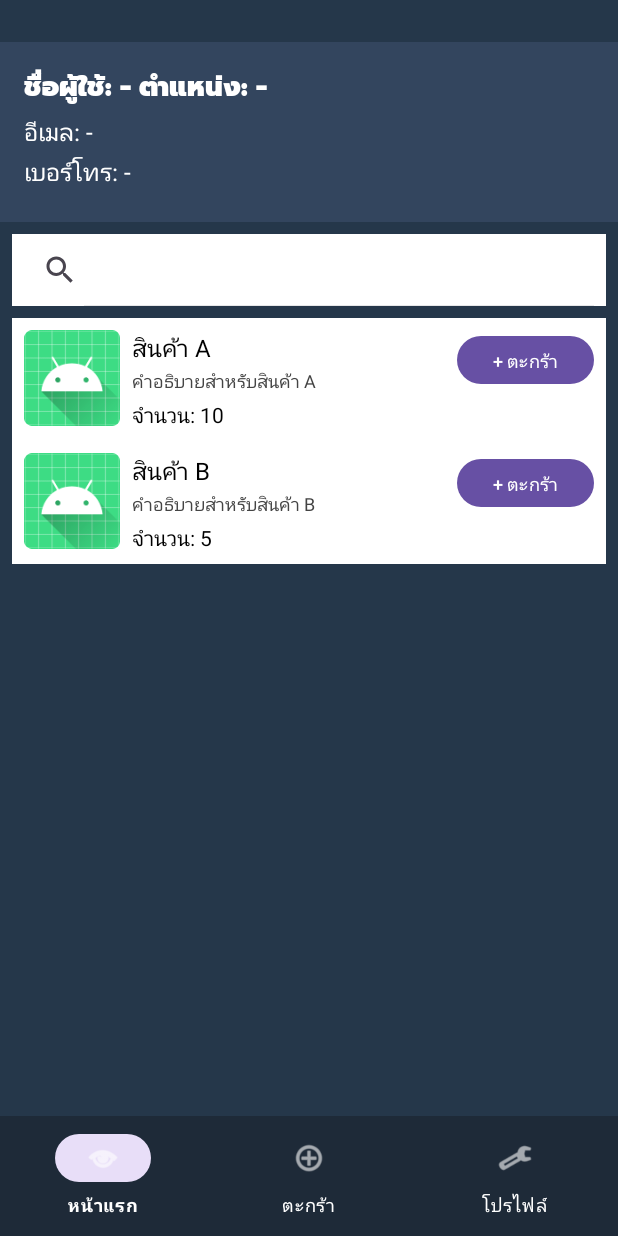
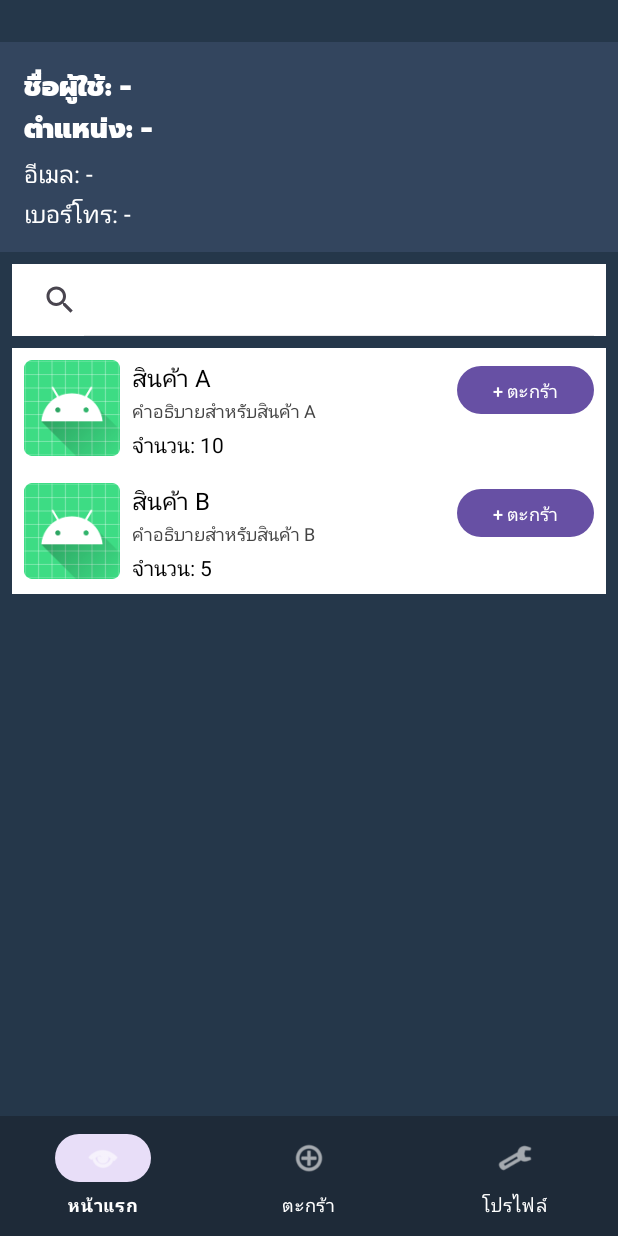
Before and after one commit to chittapon4work/mini-project, an Android app: the PRD_IRDActivity screen opened directly, with no data from a screen before it, on a phone screen of 412 x 824 dp. Run offline under Robolectric (Android 15) with nearby library versions, the phone set to English and light mode, and no system bars.

Commit message:
add more

```diff
--- a/app/src/main/java/com/example/ezshop/CartActivity.java
+++ b/app/src/main/java/com/example/ezshop/CartActivity.java
@@ -3,7 +3,6 @@ package com.example.ezshop;
 import android.content.Intent;
 import android.os.Bundle;
 import android.view.MenuItem;
-import android.view.View;
 import android.widget.Button;
 import android.widget.Toast;
 
@@ -51,7 +50,6 @@ public class CartActivity extends AppCompatActivity {
 
     private void setupNavigation() {
         BottomNavigationView nav = findViewById(R.id.bottom_nav);
-        // adjust middle item title if the user is stocker
         String role = db.getRoleByEmail(email);
         if ("stocker".equalsIgnoreCase(role)) {
             MenuItem cartItem = nav.getMenu().findItem(R.id.nav_cart);
@@ -62,11 +60,10 @@ public class CartActivity extends AppCompatActivity {
         nav.setOnItemSelectedListener(item -> {
             int id = item.getItemId();
             if (id == R.id.nav_home) {
-                Intent intent = new Intent(this, EmployeeHomeActivity.class);
+                Intent intent = new Intent(this, PRD_IRDActivity.class);
                 intent.setFlags(Intent.FLAG_ACTIVITY_CLEAR_TOP | Intent.FLAG_ACTIVITY_SINGLE_TOP);
                 intent.putExtra("email", email);
                 startActivity(intent);
-                // เลื่อนซ้ายเมื่อกลับหน้าหลัก
                 overridePendingTransition(R.anim.slide_in_left, R.anim.slide_out_right);
                 finish();
                 return true;
@@ -76,7 +73,6 @@ public class CartActivity extends AppCompatActivity {
                 Intent intent = new Intent(this, ProfileActivity.class);
                 intent.putExtra("email", email);
                 startActivity(intent);
-                // เลื่อนขวาเมื่อไปหน้าโปรไฟล์
                 overridePendingTransition(R.anim.slide_in_right, R.anim.slide_out_left);
                 return true;
             }
@@ -87,17 +83,14 @@ public class CartActivity extends AppCompatActivity {
     @Override
     public void finish() {
         super.finish();
-        // จะไม่ใส่อนิเมชันที่นี่เพราะจะกำหนดเป็นกรณีๆ ไปในแต่ละการนำทาง
     }
 
     @Override
     protected void onResume() {
         super.onResume();
         if (adapter != null) adapter.refresh();
-        // ตั้งค่า nav bar ให้แสดงที่ cart ทุกครั้งที่กลับมาหน้านี้
         BottomNavigationView nav = findViewById(R.id.bottom_nav);
         nav.setSelectedItemId(R.id.nav_cart);
-        // refresh title in case role/labels changed
         String role = db.getRoleByEmail(email);
         if ("stocker".equalsIgnoreCase(role)) {
             MenuItem cartItem = nav.getMenu().findItem(R.id.nav_cart);
--- a/app/src/main/java/com/example/ezshop/MainActivity.java
+++ b/app/src/main/java/com/example/ezshop/MainActivity.java
@@ -35,14 +35,15 @@ public class MainActivity extends AppCompatActivity {
 
         if (isValid) {
             String role = dbhelper.getRoleByEmail(email);
+            Intent intent;
 
-            Intent intent;
-            if ("ฝ่ายเบิกผลิต".equals(role)) {
-                intent = new Intent(this, EmployeeHomeActivity.class);
-            } else if ("ฝ่ายเติมสต๊อก".equals(role)) {
-                intent = new Intent(this, EmployeeHomeActivity.class);
+            // Use constants from DBhelper for role checks
+            if (role != null && role.trim().equals(DBhelper.ROLE_PRODUCTION)) {
+                intent = new Intent(this, PRD_IRDActivity.class);
+            } else if (role != null && role.trim().equals(DBhelper.ROLE_STOCKER)) {
+                intent = new Intent(this, PRD_IRDActivity.class);
             } else {
-                intent = new Intent(this, EmployeeHomeActivity.class);
+                intent = new Intent(this, PRD_IRDActivity.class);
             }
 
             intent.putExtra("email", email);
--- a/app/src/main/java/com/example/ezshop/EmployeeHomeActivity.java
+++ b/app/src/main/java/com/example/ezshop/PRD_IRDActivity.java
@@ -4,27 +4,28 @@ import android.content.Intent;
 import android.database.Cursor;
 import android.os.Bundle;
 import android.view.MenuItem;
-import androidx.annotation.NonNull;
+
 import androidx.appcompat.app.AppCompatActivity;
 import androidx.recyclerview.widget.LinearLayoutManager;
 import androidx.recyclerview.widget.RecyclerView;
 import com.google.android.material.bottomnavigation.BottomNavigationView;
-import com.google.android.material.navigation.NavigationBarView;
 import com.google.android.material.floatingactionbutton.FloatingActionButton;
 
 import android.view.View;
 import android.widget.Button;
 import android.widget.TextView;
 
-public class EmployeeHomeActivity extends AppCompatActivity {
+public class PRD_IRDActivity extends AppCompatActivity {
+    private static final int REQUEST_EDIT_PRODUCT = 100;
 
-    TextView tvName, tvEmail, tvTel;
+    TextView tvName,tvRole, tvEmail, tvTel;
     DBhelper dbhelper;
     RecyclerView recyclerProducts;
     ProductAdapter adapter;
     Button btnViewReceipts;
     Button btnAddProduct;
     FloatingActionButton fabOpenCart;
+    FloatingActionButton fabEditProduct;
     private androidx.appcompat.widget.SearchView searchView;
 
     private String role;
@@ -45,12 +46,14 @@ public class EmployeeHomeActivity extends AppCompatActivity {
 
     private void initializeViews() {
         tvName = findViewById(R.id.tvName);
+        tvRole = findViewById(R.id.tvRole);
         tvEmail = findViewById(R.id.tvEmail);
         tvTel = findViewById(R.id.tvTel);
         recyclerProducts = findViewById(R.id.recyclerProducts);
         btnViewReceipts = findViewById(R.id.btnViewReceipts);
         btnAddProduct = findViewById(R.id.btnAddProduct);
         fabOpenCart = findViewById(R.id.fabOpenCart);
+        fabEditProduct = findViewById(R.id.fabEditProduct);
         searchView = findViewById(R.id.searchView);
         dbhelper = new DBhelper(this);
     }
@@ -65,9 +68,9 @@ public class EmployeeHomeActivity extends AppCompatActivity {
     }
 
     private void setupUI() {
-        if ("ฝ่ายเติมสต๊อก".equals(role)) {
+        if (role != null && role.trim().equals(DBhelper.ROLE_STOCKER)) {
             setupStockerUI();
-        } else if ("ฝ่ายเบิกผลิต".equals(role)) {
+        } else if (role != null && role.trim().equals(DBhelper.ROLE_PRODUCTION)) {
             setupEmployeeUI();
         } else {
             setupDefaultUI();
@@ -75,12 +78,19 @@ public class EmployeeHomeActivity extends AppCompatActivity {
     }
 
     private void setupStockerUI() {
-        btnViewReceipts.setVisibility(View.VISIBLE);
+        btnViewReceipts.setVisibility(View.GONE);
         btnAddProduct.setVisibility(View.VISIBLE);
         fabOpenCart.setVisibility(View.GONE);
+        if (fabEditProduct != null) {
+            fabEditProduct.setVisibility(View.VISIBLE);
+            fabEditProduct.setOnClickListener(v -> {
+                Intent i = new Intent(PRD_IRDActivity.this, EditSearchActivity.class);
+                startActivityForResult(i, REQUEST_EDIT_PRODUCT);
+            });
+        }
 
         btnViewReceipts.setOnClickListener(v -> {
-            Intent intent = new Intent(this, StockerReceiptsActivity.class);
+            Intent intent = new Intent(this, ReceipActivity.class);
             intent.putExtra("email", email);
             startActivity(intent);
             overridePendingTransition(R.anim.slide_in_right, R.anim.slide_out_left);
@@ -93,10 +103,11 @@ public class EmployeeHomeActivity extends AppCompatActivity {
     private void setupEmployeeUI() {
         btnViewReceipts.setVisibility(View.GONE);
         btnAddProduct.setVisibility(View.GONE);  // Changed to GONE to hide add product button for ฝ่ายเบิกผลิต
-        fabOpenCart.setVisibility(View.VISIBLE);
+        fabOpenCart.setVisibility(View.GONE);
+        if (fabEditProduct != null) fabEditProduct.setVisibility(View.GONE);
 
         fabOpenCart.setOnClickListener(v -> {
-            Intent i = new Intent(EmployeeHomeActivity.this, CartActivity.class);
+            Intent i = new Intent(PRD_IRDActivity.this, CartActivity.class);
             i.putExtra("email", email);
             startActivity(i);
         });
@@ -106,13 +117,23 @@ public class EmployeeHomeActivity extends AppCompatActivity {
         btnViewReceipts.setVisibility(View.GONE);
         btnAddProduct.setVisibility(View.GONE);
         fabOpenCart.setVisibility(View.GONE);
+        if (fabEditProduct != null) fabEditProduct.setVisibility(View.GONE);
     }
 
-    // helper to recognize stocker role (accepts English code or Thai display text)
+    @Override
+    protected void onActivityResult(int requestCode, int resultCode, Intent data) {
+        super.onActivityResult(requestCode, resultCode, data);
+        if (requestCode == REQUEST_EDIT_PRODUCT && resultCode == RESULT_OK) {
+            if (adapter != null) {
+                adapter.refresh();
+            }
+        }
+    }
+
+    // Update role check helper to use constant
     private boolean isStockerRole(String r) {
         if (r == null) return false;
-        String low = r.toLowerCase();
-        return low.contains("stocker") || low.contains("เติม");
+        return r.trim().equals(DBhelper.ROLE_STOCKER);
     }
 
     private void setupNavigation() {
@@ -135,7 +156,7 @@ public class EmployeeHomeActivity extends AppCompatActivity {
             } else if (id == R.id.nav_cart) {
                 Intent intent;
                 if (isStockerRole(role)) {
-                    intent = new Intent(this, StockerReceiptsActivity.class);
+                    intent = new Intent(this, ReceipActivity.class);
                 } else {
                     intent = new Intent(this, CartActivity.class);
                 }
@@ -174,7 +195,9 @@ public class EmployeeHomeActivity extends AppCompatActivity {
         Cursor cursor = dbhelper.getEmployeeInfo(email);
         if (cursor != null && cursor.moveToFirst()) {
             tvName.setText(getString(R.string.employee_greeting,
-                cursor.getString(0), cursor.getString(3)));
+                cursor.getString(0)));
+            tvRole.setText(getString(R.string.employee_role,
+                cursor.getString(3)));
             tvEmail.setText(getString(R.string.employee_email,
                 cursor.getString(1)));
             tvTel.setText(getString(R.string.employee_tel,
@@ -186,7 +209,7 @@ public class EmployeeHomeActivity extends AppCompatActivity {
     private void setupProductList(String role, String email) {
         recyclerProducts.setLayoutManager(new LinearLayoutManager(this));
         adapter = new ProductAdapter(this, role, email);
-        recyclerProducts.setAdapter(adapter);
+         recyclerProducts.setAdapter(adapter);
     }
 
     private void setupSearchView() {
--- a/app/src/main/java/com/example/ezshop/ProductAdapter.java
+++ b/app/src/main/java/com/example/ezshop/ProductAdapter.java
@@ -1,6 +1,8 @@
 package com.example.ezshop;
 
+import android.app.Activity;
 import android.content.Context;
+import android.content.Intent;
 import android.database.Cursor;
 import android.text.TextUtils;
 import android.view.LayoutInflater;
@@ -89,6 +91,13 @@ public class ProductAdapter extends RecyclerView.Adapter<ProductAdapter.VH> {
     @Override
     public void onBindViewHolder(@NonNull VH holder, int position) {
         Product p = filteredProducts.get(position);
+        // Reset views to avoid recycling issues
+        holder.tvName.setText("");
+        holder.tvDesc.setText("");
+        holder.tvQty.setText("");
+        holder.img.setImageResource(R.mipmap.ic_launcher);
+
+        // Now set the current data
         holder.tvName.setText(p.name);
         holder.tvDesc.setText(p.description == null ? "" : p.description);
 
@@ -124,7 +133,7 @@ public class ProductAdapter extends RecyclerView.Adapter<ProductAdapter.VH> {
 
         holder.btnIncrease.setOnClickListener(v -> {
             String amountStr = holder.etStockAmount.getText().toString();
-            int amount = 1; // ค่าเริ่มต้น
+            int amount = 1; // ค่าเริ่มต้น ถ้าไม่กรอก
             if (!TextUtils.isEmpty(amountStr)) {
                 try {
                     amount = Integer.parseInt(amountStr);
@@ -140,7 +149,7 @@ public class ProductAdapter extends RecyclerView.Adapter<ProductAdapter.VH> {
             boolean ok = db.increaseStock(p.id, amount);
             if (ok) {
                 Toast.makeText(context, "เพิ่มสต็อกเรียบร้อย", Toast.LENGTH_SHORT).show();
-                holder.etStockAmount.setText(""); // ล้างช่องกรอกหลังจากเพิ่มสำเร็จ
+                holder.etStockAmount.setText("");
                 refresh();
             } else {
                 Toast.makeText(context, "ไม่สามารถเพิ่มสต็อก", Toast.LENGTH_SHORT).show();
@@ -150,10 +159,6 @@ public class ProductAdapter extends RecyclerView.Adapter<ProductAdapter.VH> {
         holder.btnAddCart.setOnClickListener(v -> {
             if (email == null || email.isEmpty()) {
                 Toast.makeText(context, "ไม่มีอีเมลผู้ใช้งาน", Toast.LENGTH_SHORT).show();
-                return;
-            }
-            if (p.qty <= 0) {
-                Toast.makeText(context, "สินค้าหมด กรุณารอเติมสต็อก", Toast.LENGTH_SHORT).show();
                 return;
             }
             boolean ok = db.addToCart(email, p.id, 1);
@@ -169,7 +174,22 @@ public class ProductAdapter extends RecyclerView.Adapter<ProductAdapter.VH> {
     }
 
     public void refresh() {
-        loadProducts();
+        products.clear();
+        filteredProducts.clear();
+        Cursor c = db.getAllProducts();
+        if (c != null) {
+            while (c.moveToNext()) {
+                int id = c.getInt(0);
+                String name = c.getString(1);
+                int qty = c.getInt(2);
+                String desc = c.getString(3);
+                String image = c.getString(4);
+                Product product = new Product(id, name, qty, desc, image);
+                products.add(product);
+                filteredProducts.add(product);
+            }
+            c.close();
+        }
         notifyDataSetChanged();
     }
 
--- a/app/src/main/java/com/example/ezshop/ProfileActivity.java
+++ b/app/src/main/java/com/example/ezshop/ProfileActivity.java
@@ -52,7 +52,7 @@ public class ProfileActivity extends AppCompatActivity {
         nav.setOnItemSelectedListener(item -> {
             int id = item.getItemId();
             if (id == R.id.nav_home) {
-                Intent intent = new Intent(this, EmployeeHomeActivity.class);
+                Intent intent = new Intent(this, PRD_IRDActivity.class);
                 intent.setFlags(Intent.FLAG_ACTIVITY_CLEAR_TOP | Intent.FLAG_ACTIVITY_SINGLE_TOP);
                 intent.putExtra("email", currentEmail);
                 startActivity(intent);
@@ -64,7 +64,7 @@ public class ProfileActivity extends AppCompatActivity {
                 String currentRole = dbHelper.getRoleByEmail(currentEmail);
                 Intent intent;
                 if ("stocker".equalsIgnoreCase(currentRole)) {
-                    intent = new Intent(this, StockerReceiptsActivity.class);
+                    intent = new Intent(this, ReceipActivity.class);
                 } else {
                     intent = new Intent(this, CartActivity.class);
                 }
--- a/app/src/main/java/com/example/ezshop/StockerReceiptsActivity.java
+++ b/app/src/main/java/com/example/ezshop/ReceipActivity.java
@@ -14,7 +14,7 @@ import androidx.appcompat.app.AppCompatActivity;
 
 import com.google.android.material.bottomnavigation.BottomNavigationView;
 
-public class StockerReceiptsActivity extends AppCompatActivity {
+public class ReceipActivity extends AppCompatActivity {
     DBhelper db;
     LinearLayout container;
     private String email;
@@ -41,9 +41,6 @@ public class StockerReceiptsActivity extends AppCompatActivity {
                 MenuItem cartItem = nav.getMenu().findItem(R.id.nav_cart);
                 if (cartItem != null) {
                     cartItem.setTitle(R.string.menu_receipts);
-                    // debug toast: แสดง role จาก DB (ถ้ามี) และยืนยันการตั้งค่า title
-                    String role = (email == null) ? "(no email)" : db.getRoleByEmail(email);
-                    Toast.makeText(StockerReceiptsActivity.this, "Role: " + role + " -> nav: " + getString(R.string.menu_receipts), Toast.LENGTH_SHORT).show();
                 }
             });
         }
@@ -70,7 +67,7 @@ public class StockerReceiptsActivity extends AppCompatActivity {
         nav.setOnItemSelectedListener(item -> {
             int id = item.getItemId();
             if (id == R.id.nav_home) {
-                Intent intent = new Intent(this, EmployeeHomeActivity.class);
+                Intent intent = new Intent(this, PRD_IRDActivity.class);
                 intent.setFlags(Intent.FLAG_ACTIVITY_CLEAR_TOP | Intent.FLAG_ACTIVITY_SINGLE_TOP);
                 intent.putExtra("email", email);
                 startActivity(intent);
@@ -109,7 +106,7 @@ public class StockerReceiptsActivity extends AppCompatActivity {
                 btnDetail.setOnClickListener(new View.OnClickListener() {
                     @Override
                     public void onClick(View v) {
-                        Intent i = new Intent(StockerReceiptsActivity.this, ReceiptDetailActivity.class);
+                        Intent i = new Intent(ReceipActivity.this, ReceiptDetailActivity.class);
                         i.putExtra("receiptId", id);
                         startActivity(i);
                     }
--- a/app/src/main/res/layout/activity_home_after_login.xml
+++ b/app/src/main/res/layout/activity_home_after_login.xml
@@ -9,7 +9,7 @@
     <LinearLayout
         android:id="@+id/layout_user_info"
         android:layout_width="match_parent"
-        android:layout_height="120dp"
+        android:layout_height="140dp"
         android:layout_marginTop="28dp"
         android:background="#33455E"
         android:orientation="vertical"
@@ -22,7 +22,15 @@
             android:layout_width="wrap_content"
             android:layout_height="wrap_content"
             android:fontFamily="@font/prompt"
-            android:text="ชื่อผู้ใช้: - ตำแหน่ง: -"
+            android:text="ชื่อผู้ใช้: -"
+            android:textColor="@android:color/white"
+            android:textSize="18sp" />
+        <TextView
+            android:id="@+id/tvRole"
+            android:layout_width="wrap_content"
+            android:layout_height="wrap_content"
+            android:fontFamily="@font/prompt"
+            android:text="ตำแหน่ง: -"
             android:textColor="@android:color/white"
             android:textSize="18sp" />
 
@@ -50,12 +58,13 @@
         android:layout_width="0dp"
         android:layout_height="wrap_content"
         android:layout_margin="8dp"
+        android:layout_marginTop="56dp"
         android:background="@android:color/white"
         android:queryHint="ค้นหาสินค้าด้วยชื่อหรือรหัส"
-        app:layout_constraintTop_toBottomOf="@id/layout_user_info"
+        app:iconifiedByDefault="false"
+        app:layout_constraintEnd_toEndOf="parent"
         app:layout_constraintStart_toStartOf="parent"
-        app:layout_constraintEnd_toEndOf="parent"
-        app:iconifiedByDefault="false"/>
+        app:layout_constraintTop_toBottomOf="@id/layout_user_info" />
 
     <androidx.recyclerview.widget.RecyclerView
         android:id="@+id/recyclerProducts"
@@ -87,12 +96,12 @@
         android:id="@+id/btnViewReceipts"
         android:layout_width="wrap_content"
         android:layout_height="wrap_content"
+        android:layout_marginBottom="8dp"
         android:text="ดูใบเสร็จ"
         android:visibility="gone"
         app:layout_constraintBottom_toTopOf="@id/bottom_nav"
         app:layout_constraintEnd_toEndOf="parent"
-        app:layout_constraintStart_toStartOf="parent"
-        android:layout_marginBottom="8dp" />
+        app:layout_constraintStart_toStartOf="parent" />
 
     <!-- Floating action button to open cart (for creating receipts) -->
     <com.google.android.material.floatingactionbutton.FloatingActionButton
@@ -104,6 +113,19 @@
         app:layout_constraintBottom_toTopOf="@id/bottom_nav"
         app:layout_constraintEnd_toEndOf="parent"
         android:layout_marginBottom="16dp"
+        android:layout_marginEnd="16dp"
+        android:visibility="gone" />
+
+    <!-- Floating action button to open edit-search (visible to stocker) -->
+    <com.google.android.material.floatingactionbutton.FloatingActionButton
+        android:id="@+id/fabEditProduct"
+        android:layout_width="wrap_content"
+        android:layout_height="wrap_content"
+        android:src="@android:drawable/ic_menu_edit"
+        android:contentDescription="Edit Product"
+        app:layout_constraintBottom_toTopOf="@id/bottom_nav"
+        app:layout_constraintEnd_toEndOf="parent"
+        android:layout_marginBottom="76dp"
         android:layout_marginEnd="16dp"
         android:visibility="gone" />
 
--- a/app/src/main/res/values/strings.xml
+++ b/app/src/main/res/values/strings.xml
@@ -11,7 +11,8 @@
     <string name="conpass">ยืนยันรหัสผ่าน</string>
     <string name="tel">เบอร์โทร</string>
     <string name="email">อีเมล</string>
-    <string name="employee_greeting">สวัสดีคุณ : %1$s  ตำแหน่ง : %2$s</string>
+    <string name="employee_greeting">สวัสดีคุณ : %1$s</string>
+    <string name="employee_role">ตำแหน่ง : %1$s</string>
     <string name="employee_email">อีเมล: %1$s</string>
     <string name="employee_tel">เบอร์โทร: %1$s</string>
     <string name="search_hint">ค้นหาสินค้าด้วยชื่อหรือรหัส</string>
```
Also changed, not shown: app/src/main/AndroidManifest.xml (+8 -2 lines), app/src/main/java/com/example/ezshop/DBhelper.java (+56 -8 lines), app/src/main/java/com/example/ezshop/EditProductActivity.java (added, +169 -0 lines), app/src/main/java/com/example/ezshop/EditSearchActivity.java (added, +112 -0 lines), app/src/main/res/layout/activity_edit_product.xml (added, +123 -0 lines), app/src/main/res/layout/activity_edit_search.xml (added, +37 -0 lines), app/src/main/res/drawable/images.jpg (added).
